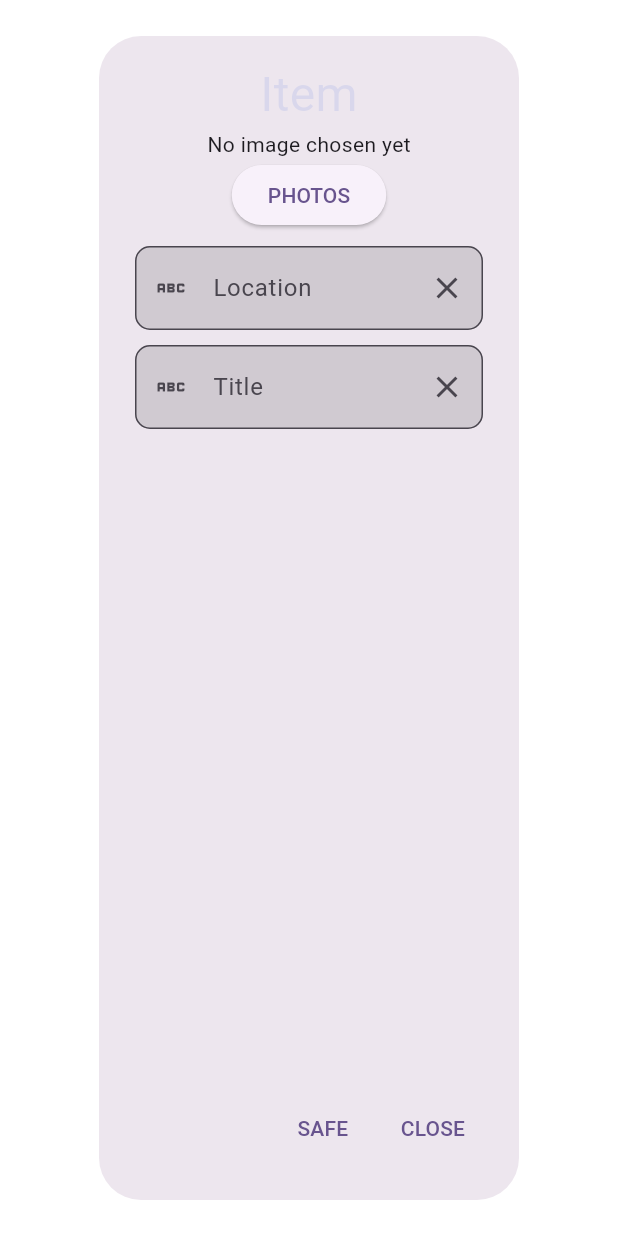
After one commit to ftwr42/where_is_it_frontend, a Flutter app: the FastItemCreator screen opened by its route, on a phone screen of 412 x 824 dp. The commit adds this screen. Run offline on Flutter 3.47's test engine with Material 3 defaults, Android fonts, the light colour scheme and no system bars; our stand-ins replace camera, get, hive, image_picker; accounts and stored records are empty.

Commit message:
reworked the fab and added two different dialogs for containers and items

```diff
--- /dev/null
+++ b/lib/fab/dialog/fast_container_creator.dart
@@ -0,0 +1,58 @@
+import 'package:flutter/material.dart';
+import 'package:where_is_it/aa_assets/styles/text.dart';
+
+import '../../aa_project_defaults/textfields.dart';
+import 'dialog_config.dart';
+
+class FastContainerCreator extends StatelessWidget {
+  const FastContainerCreator(BuildContext context, {super.key});
+
+  @override
+  Widget build(BuildContext context) {
+    var dialogConfig = DialogConfig(context: context);
+
+    return AlertDialog(
+      content: Column(
+        children: [
+          title(),
+          // const CameraStreamWidget(),
+          ProjectTextFields.imageUpload("No image chosen yet"),
+          const SizedBox(
+            height: 10,
+          ),
+          Column(
+            children: [
+              _propertiesInput('Location'),
+              SizedBox(
+                height: 10,
+              ),
+              _propertiesInput('Title'),
+            ],
+          ),
+        ],
+      ),
+      actions: <Widget>[
+        TextButton(
+          onPressed: () => Navigator.of(context).pop(),
+          child: const Text('SAFE'),
+        ),
+        TextButton(
+          onPressed: () => Navigator.of(context).pop(),
+          child: const Text('CLOSE'),
+        ),
+      ],
+    );
+  }
+
+  static Widget _propertiesInput(String key) => Container(
+        child: ProjectTextFields.nameField(key),
+      );
+
+  Widget title() {
+    var style = WiiTextStyles.header1Style();
+    return Text(
+      "Container",
+      style: style,
+    );
+  }
+}
--- /dev/null
+++ b/lib/fab/dialog/fast_item_creator.dart
@@ -0,0 +1,58 @@
+import 'package:flutter/material.dart';
+
+import '../../aa_assets/styles/text.dart';
+import '../../aa_project_defaults/textfields.dart';
+import 'dialog_config.dart';
+
+class FastItemCreator extends StatelessWidget {
+  const FastItemCreator(BuildContext context, {super.key});
+
+  @override
+  Widget build(BuildContext context) {
+    var dialogConfig = DialogConfig(context: context);
+
+    return AlertDialog(
+      content: Column(
+        children: [
+          title(),
+          // const CameraStreamWidget(),
+          ProjectTextFields.imageUpload("No image chosen yet"),
+          const SizedBox(
+            height: 10,
+          ),
+          Column(
+            children: [
+              _propertiesInput('Location'),
+              SizedBox(
+                height: 10,
+              ),
+              _propertiesInput('Title'),
+            ],
+          ),
+        ],
+      ),
+      actions: <Widget>[
+        TextButton(
+          onPressed: () => Navigator.of(context).pop(),
+          child: const Text('SAFE'),
+        ),
+        TextButton(
+          onPressed: () => Navigator.of(context).pop(),
+          child: const Text('CLOSE'),
+        ),
+      ],
+    );
+  }
+
+  static Widget _propertiesInput(String key) => Container(
+        child: ProjectTextFields.nameField(key),
+      );
+
+  Widget title() {
+    var style = WiiTextStyles.header1Style();
+    return Text(
+      "Item",
+      style: style,
+    );
+  }
+}
--- a/lib/fab/fab_model.dart
+++ /dev/null
@@ -1,3 +0,0 @@
-class FabModel {
-  //maybe when user can change a setting which will then change the fab view
-}
--- a/lib/routing/routing.dart
+++ b/lib/routing/routing.dart
@@ -6,6 +6,7 @@ import 'package:where_is_it/zz_networkmanager/network_example_screen.dart';
 import '../elements/container/container_view.dart';
 import '../elements/item/itemview.dart';
 import '../example/current_example.dart';
+import '../fab/dialog/fast_item_creator.dart';
 import 'example_view/transition_example.dart';
 
 class Routing {
@@ -26,6 +27,10 @@ class Routing {
   static const String DIRECTION_RIGHT = "direction_right";
   static const String DIRECTION_ZOOMBIG = "direction_zoom_big";
 
+  static const String FABDIALOG1 = "dialog1";
+  static const String FABDIALOG2 = "dialog2";
+  static const String FABDIALOG3 = "dialog3";
+
   static Map<String, WidgetBuilder> routes(BuildContext context) {
     return <String, WidgetBuilder>{
       EXPLORERVIEW: (context) => const ExplorerView(),
@@ -36,6 +41,9 @@ class Routing {
       CURRENTEXAMPLE: (context) => FirstScreen(),
       CURRENTEXAMPLE2: (context) => SecondScreen(),
       NETWORKEXAMPLE: (context) => const NetworkExampleScreen(),
+      FABDIALOG1: (context) => FastItemCreator(context),
+      FABDIALOG2: (context) => FastItemCreator(context),
+      FABDIALOG3: (context) => FastItemCreator(context),
     };
   }
 
```
Also changed, not shown: lib/fab/dialog/dialog_view.dart (deleted, +0 -28 lines), lib/fab/fab_config.dart (+19 -12 lines), lib/fab/fab_controller.dart (deleted, +0 -24 lines), lib/fab/dialog/dialog_controller.dart (deleted), lib/generated/assets.dart, 1 other file.
